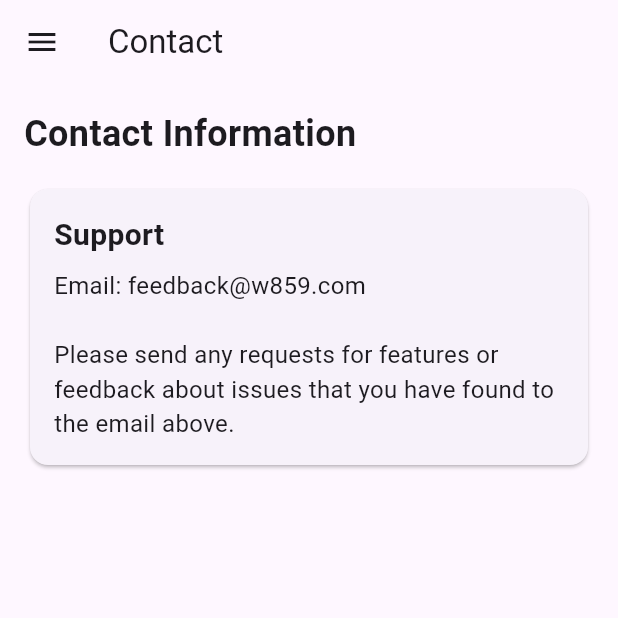
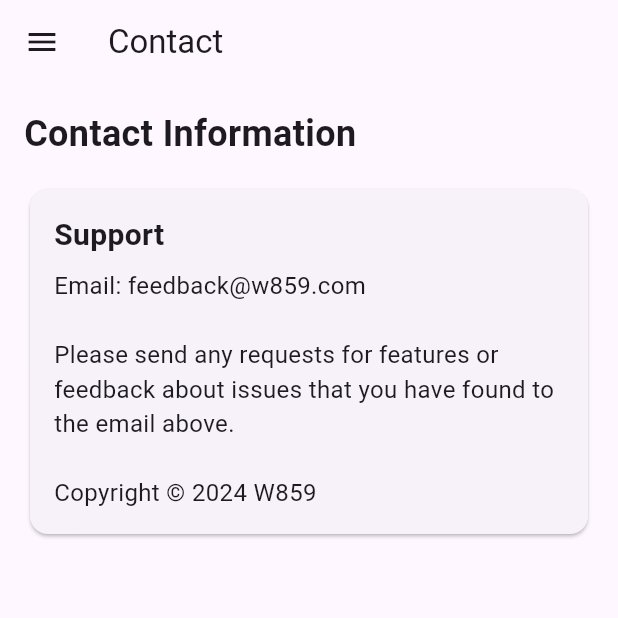
Before and after one commit to JWFO/sbait, a Flutter app: the ContactScreen screen opened by its route, on a phone screen of 412 x 824 dp, the top half of it. Run offline on Flutter 3.47's test engine with Material 3 defaults, Android fonts, the light colour scheme and no system bars; our stand-ins replace firebase_analytics, firebase_core, vibration; accounts and stored records are empty.

Commit message:
2 builds

```diff
--- a/lib/screens/contact_screen.dart
+++ b/lib/screens/contact_screen.dart
@@ -41,7 +41,8 @@ class ContactScreen extends StatelessWidget {
                       'Email: feedback@w859.com\n\n'
                       //'Phone: 707-786-3883\n\n'
                       'Please send any requests for features or feedback about issues that you have found to the email above.'
-                      ' ',
+                      '\n\n'
+                      'Copyright © 2024 W859',
                       style: TextStyle(fontSize: 16),
                     ),
                   ],
--- a/lib/screens/countdown_screen.dart
+++ b/lib/screens/countdown_screen.dart
@@ -67,9 +67,9 @@ class _CountdownScreenState extends State<CountdownScreen> {
   void _handleTimerComplete() {
     _timer.cancel();
     if (widget.settings.alarmEnabled) {
-      Vibration.vibrate(pattern: [500, 1500, 500, 4000, 500, 4000, 500, 4000, 500, 4000], amplitude: 225);
       HapticFeedback.heavyImpact();
        const Duration(milliseconds: 1500);
+      Vibration.vibrate(pattern: [500, 1500, 500, 4000/*, 500, 4000, 500, 4000, 500, 4000*/], amplitude: 225);
     }
     _nextPair();
   }
@@ -337,6 +337,7 @@ class _CountdownScreenState extends State<CountdownScreen> {
           TextButton(
             child: const Text('OK'),
             onPressed: () {
+              Vibration.cancel();
               Navigator.of(context).pop();
               },
             ),
@@ -368,6 +369,7 @@ class _CountdownScreenState extends State<CountdownScreen> {
             TextButton(
               child: const Text('OK'),
               onPressed: () {
+                Vibration.cancel();
                 Navigator.of(context).pop();
               },
             ),
--- a/lib/screens/rules_screen.dart
+++ b/lib/screens/rules_screen.dart
@@ -40,7 +40,8 @@ class RulesScreen extends StatelessWidget {
               'Enabling Alerts will give you a pop-up alert for the follow situations:\n'
               'When the time is up to switch SHARKS.\n'
               'When it is time to switch SHARK BAIT.\n'
-              'When the round is over and the groups should switch to the next Position (if positions are enabled).\n\n',
+              'When the round is over and the groups should switch to the next Position (if positions are enabled).\n\n'
+              '\n\nCopyright © 2024 W859',
               style: TextStyle(fontSize: 16),
             ),
           ],
```
Also changed, not shown: Shark_Bait_NO_Position_Counter.png.png (deleted), Shark_Bait_Position_1_Counter.png.png (deleted), Shark_Bait_Position_2_Counter.png (deleted), Shark_Bait_Positions_Setup.png (deleted), Shark_Bait_Setup.png.png (deleted), 6 other files.
